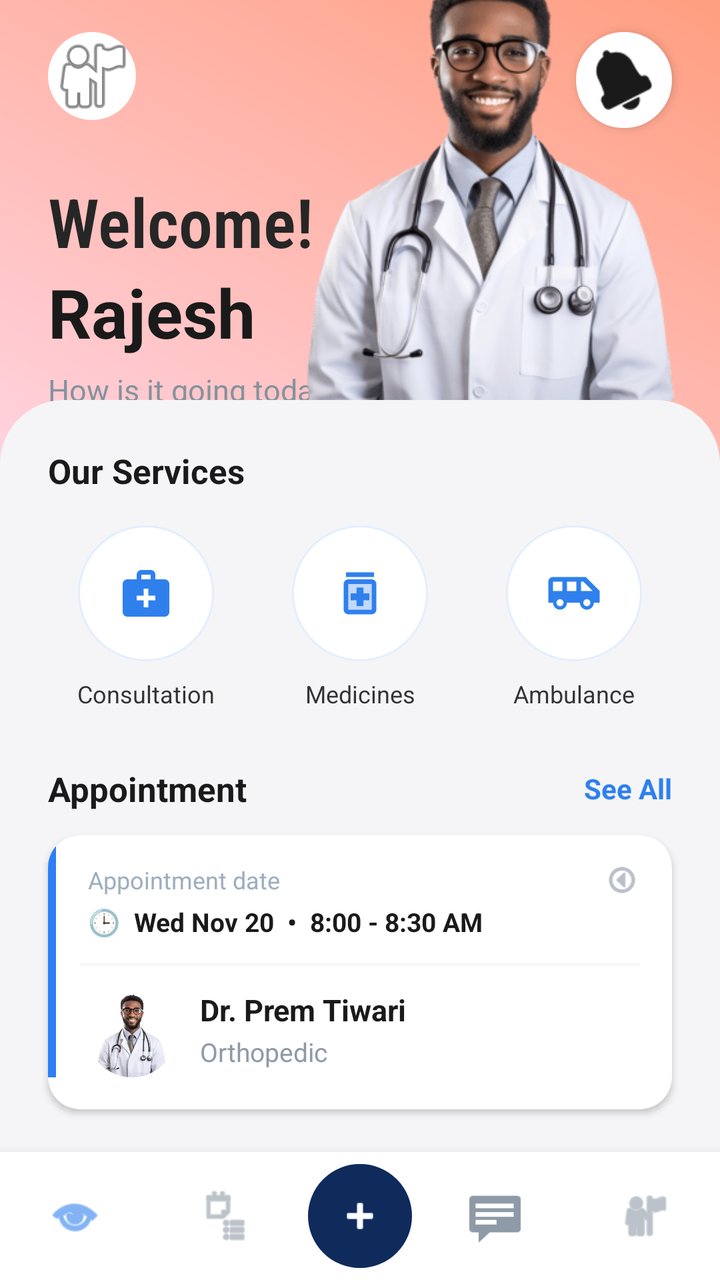
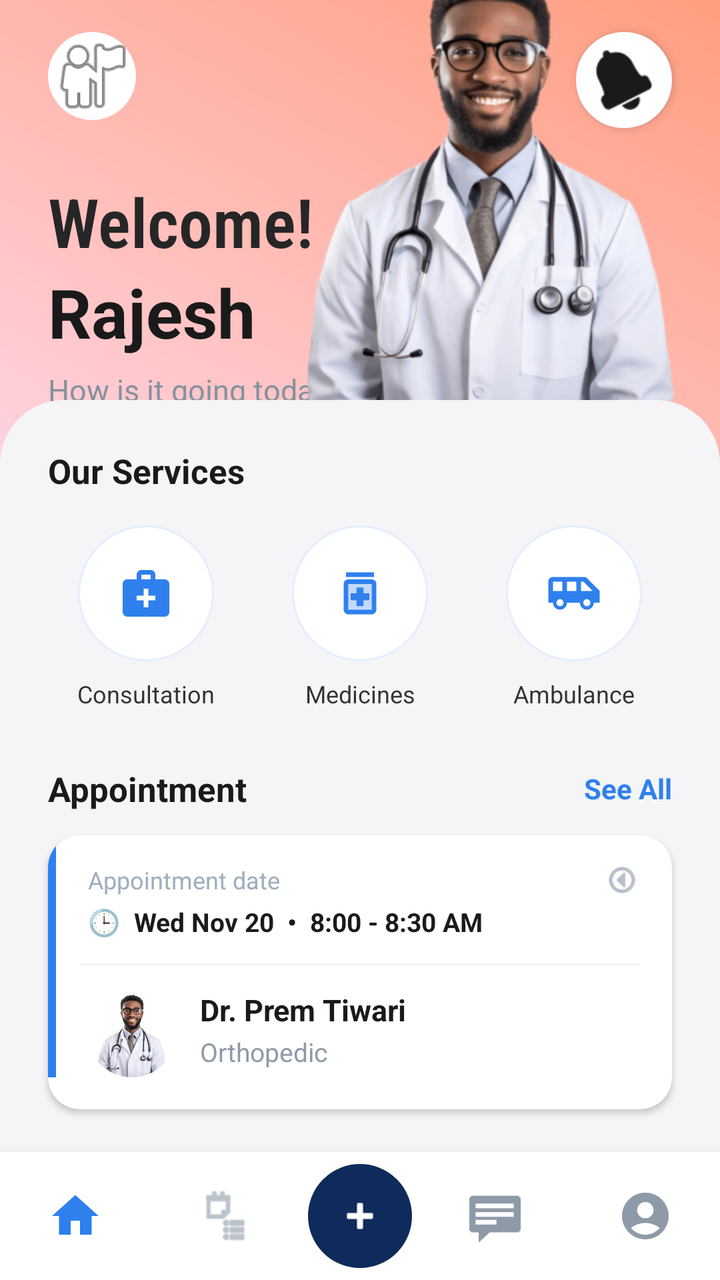

An Android layout rendered at two revisions. The XML below is the earlier revision; the diff shows what the commit changed to produce the second picture.
<!-- AndroidManifest.xml: application theme Theme.RA1 -->
<!-- res/layout/activity_main.xml -->
<?xml version="1.0" encoding="utf-8"?>
<androidx.constraintlayout.widget.ConstraintLayout xmlns:android="http://schemas.android.com/apk/res/android"
    xmlns:app="http://schemas.android.com/apk/res-auto"
    xmlns:tools="http://schemas.android.com/tools"
    android:id="@+id/main"
    android:layout_width="match_parent"
    android:layout_height="match_parent"
    android:background="@drawable/bg_header_gradient"
    tools:context=".MainActivity">

    
    <com.google.android.material.imageview.ShapeableImageView
        android:id="@+id/userAvatar"
        android:layout_width="44dp"
        android:layout_height="44dp"
        android:layout_marginStart="24dp"
        android:layout_marginTop="16dp"
        android:background="#FFFFFF"
        android:scaleType="centerCrop"
        app:layout_constraintStart_toStartOf="parent"
        app:layout_constraintTop_toTopOf="parent"
        app:shapeAppearanceOverlay="@style/ShapeAppearance.Material3.Corner.Full"
        app:srcCompat="@android:drawable/ic_menu_myplaces" /> 

    <FrameLayout
        android:id="@+id/btnNotificationContainer"
        android:layout_width="48dp"
        android:layout_height="48dp"
        android:layout_marginTop="16dp"
        android:layout_marginEnd="24dp"
        android:background="@drawable/bg_circle_button"
        android:backgroundTint="#FFFFFF"
        android:elevation="3dp"
        android:clickable="true"
        android:focusable="true"
        app:layout_constraintEnd_toEndOf="parent"
        app:layout_constraintTop_toTopOf="parent">

        
        <ImageView
            android:id="@+id/ivBellIcon"
            android:layout_width="30dp"
            android:layout_height="30dp"
            android:layout_gravity="center"
            app:srcCompat="@android:drawable/ic_popup_reminder"
            app:tint="#1A1A1A" />

    </FrameLayout>

    
    <TextView
        android:id="@+id/textView3"
        android:layout_width="wrap_content"
        android:layout_height="wrap_content"
        android:layout_marginStart="24dp"
        android:layout_marginTop="28dp"
        android:fontFamily="sans-serif-condensed-light"
        android:text="Welcome!"
        android:textColor="#262626"
        android:textSize="34sp"
        android:textStyle="bold"
        app:layout_constraintStart_toStartOf="parent"
        app:layout_constraintTop_toBottomOf="@+id/userAvatar" />

    <TextView
        android:id="@+id/textView4"
        android:layout_width="wrap_content"
        android:layout_height="wrap_content"
        android:layout_marginStart="24dp"
        android:text="Rajesh"
        android:textColor="#1A1A1A"
        android:textSize="34sp"
        android:textStyle="bold"
        app:layout_constraintStart_toStartOf="parent"
        app:layout_constraintTop_toBottomOf="@+id/textView3" />

    <TextView
        android:id="@+id/textView5"
        android:layout_width="wrap_content"
        android:layout_height="wrap_content"
        android:layout_marginStart="24dp"
        android:layout_marginTop="6dp"
        android:text="How is it going today?"
        android:textColor="#85929E"
        android:textSize="15sp"
        app:layout_constraintStart_toStartOf="parent"
        app:layout_constraintTop_toBottomOf="@+id/textView4" />

    
    <com.google.android.material.button.MaterialButton
        android:id="@+id/button2"
        android:layout_width="wrap_content"
        android:layout_height="50dp"
        android:layout_marginStart="24dp"
        android:layout_marginTop="20dp"
        android:backgroundTint="#FFA025"
        android:text="Urgent Care"
        android:textAllCaps="false"
        android:textColor="#FFFFFF"
        android:textSize="15sp"
        android:textStyle="bold"
        app:cornerRadius="25dp"
        app:icon="@android:drawable/ic_lock_idle_alarm"
        app:iconGravity="textStart"
        app:iconPadding="8dp"
        app:iconTint="#FFFFFF"
        app:layout_constraintStart_toStartOf="parent"
        app:layout_constraintTop_toBottomOf="@+id/textView5" />

    
    <ImageView
        android:id="@+id/imageView"
        android:layout_width="230dp"
        android:layout_height="270dp"
        android:scaleType="fitEnd"
        app:layout_constraintBottom_toTopOf="@+id/bottomAppBar"
        app:layout_constraintEnd_toEndOf="parent"
        app:srcCompat="@drawable/doctor" />

    
    <View
        android:id="@+id/bottomAppBar"
        android:layout_width="match_parent"
        android:layout_height="440dp"
        android:background="@drawable/bg_rounded_sheet"
        app:layout_constraintBottom_toBottomOf="parent"
        app:layout_constraintEnd_toEndOf="parent"
        app:layout_constraintStart_toStartOf="parent" />

    
    <TextView
        android:id="@+id/tvServicesHeader"
        android:layout_width="wrap_content"
        android:layout_height="wrap_content"
        android:layout_marginStart="24dp"
        android:layout_marginTop="24dp"
        android:text="Our Services"
        android:textColor="#1A1A1A"
        android:textSize="17sp"
        android:textStyle="bold"
        app:layout_constraintStart_toStartOf="parent"
        app:layout_constraintTop_toTopOf="@+id/bottomAppBar" />

    
    <ImageButton
        android:id="@+id/btnConsultation"
        android:layout_width="68dp"
        android:layout_height="68dp"
        android:layout_marginTop="16dp"
        android:background="@drawable/bg_circle_button"
        android:contentDescription="Consultation"
        android:padding="20dp"
        android:scaleType="fitCenter"
        app:layout_constraintEnd_toStartOf="@+id/btnMedicines"
        app:layout_constraintHorizontal_chainStyle="spread"
        app:layout_constraintStart_toStartOf="parent"
        app:layout_constraintTop_toBottomOf="@+id/tvServicesHeader"
        app:srcCompat="@drawable/baseline_medical_services_24"
        app:tint="#2F80ED" />

    <TextView
        android:id="@+id/tvConsultation"
        android:layout_width="wrap_content"
        android:layout_height="wrap_content"
        android:layout_marginTop="8dp"
        android:text="Consultation"
        android:textColor="#333333"
        android:textSize="12sp"
        app:layout_constraintEnd_toEndOf="@+id/btnConsultation"
        app:layout_constraintStart_toStartOf="@+id/btnConsultation"
        app:layout_constraintTop_toBottomOf="@+id/btnConsultation" />

    
    <ImageButton
        android:id="@+id/btnMedicines"
        android:layout_width="68dp"
        android:layout_height="68dp"
        android:background="@drawable/bg_circle_button"
        android:contentDescription="Medicines"
        android:padding="20dp"
        android:scaleType="fitCenter"
        app:layout_constraintBottom_toBottomOf="@+id/btnConsultation"
        app:layout_constraintEnd_toStartOf="@+id/btnAmbulance"
        app:layout_constraintStart_toEndOf="@+id/btnConsultation"
        app:layout_constraintTop_toTopOf="@+id/btnConsultation"
        app:srcCompat="@drawable/twotone_medication_24"
        app:tint="#2F80ED" />

    <TextView
        android:id="@+id/tvMedicines"
        android:layout_width="wrap_content"
        android:layout_height="wrap_content"
        android:layout_marginTop="8dp"
        android:text="Medicines"
        android:textColor="#333333"
        android:textSize="12sp"
        app:layout_constraintEnd_toEndOf="@+id/btnMedicines"
        app:layout_constraintStart_toStartOf="@+id/btnMedicines"
        app:layout_constraintTop_toBottomOf="@+id/btnMedicines" />

    
    <ImageButton
        android:id="@+id/btnAmbulance"
        android:layout_width="68dp"
        android:layout_height="68dp"
        android:background="@drawable/bg_circle_button"
        android:contentDescription="Ambulance"
        android:padding="20dp"
        android:scaleType="fitCenter"
        app:layout_constraintBottom_toBottomOf="@+id/btnMedicines"
        app:layout_constraintEnd_toEndOf="parent"
        app:layout_constraintStart_toEndOf="@+id/btnMedicines"
        app:layout_constraintTop_toTopOf="@+id/btnMedicines"
        app:srcCompat="@drawable/baseline_airport_shuttle_24"
        app:tint="#2F80ED" />

    <TextView
        android:id="@+id/tvAmbulance"
        android:layout_width="wrap_content"
        android:layout_height="wrap_content"
        android:layout_marginTop="8dp"
        android:text="Ambulance"
        android:textColor="#333333"
        android:textSize="12sp"
        app:layout_constraintEnd_toEndOf="@+id/btnAmbulance"
        app:layout_constraintStart_toStartOf="@+id/btnAmbulance"
        app:layout_constraintTop_toBottomOf="@+id/btnAmbulance" />

    
    <LinearLayout
        android:id="@+id/layoutAppointmentHeader"
        android:layout_width="0dp"
        android:layout_height="wrap_content"
        android:layout_marginStart="24dp"
        android:layout_marginTop="28dp"
        android:layout_marginEnd="24dp"
        android:gravity="center_vertical"
        android:orientation="horizontal"
        app:layout_constraintEnd_toEndOf="parent"
        app:layout_constraintStart_toStartOf="parent"
        app:layout_constraintTop_toBottomOf="@+id/tvConsultation">

        <TextView
            android:id="@+id/textViewAppointment"
            android:layout_width="0dp"
            android:layout_height="wrap_content"
            android:layout_weight="1"
            android:text="Appointment"
            android:textColor="#1A1A1A"
            android:textSize="17sp"
            android:textStyle="bold" />

        <TextView
            android:id="@+id/tvSeeAll"
            android:layout_width="wrap_content"
            android:layout_height="wrap_content"
            android:clickable="true"
            android:focusable="true"
            android:text="See All"
            android:textColor="#2F80ED"
            android:textSize="14sp"
            android:textStyle="bold" />

    </LinearLayout>

    
    <androidx.cardview.widget.CardView
        android:id="@+id/cardAppointment"
        android:layout_width="0dp"
        android:layout_height="wrap_content"
        android:layout_marginStart="24dp"
        android:layout_marginTop="12dp"
        android:layout_marginEnd="24dp"
        app:cardBackgroundColor="#FFFFFF"
        app:cardCornerRadius="16dp"
        app:cardElevation="2dp"
        app:layout_constraintEnd_toEndOf="parent"
        app:layout_constraintStart_toStartOf="parent"
        app:layout_constraintTop_toBottomOf="@+id/layoutAppointmentHeader">

        <androidx.constraintlayout.widget.ConstraintLayout
            android:layout_width="match_parent"
            android:layout_height="wrap_content"
            android:paddingBottom="16dp">

            <View
                android:id="@+id/blueIndicator"
                android:layout_width="4dp"
                android:layout_height="0dp"
                android:background="#2D7FF3"
                app:layout_constraintBottom_toBottomOf="parent"
                app:layout_constraintStart_toStartOf="parent"
                app:layout_constraintTop_toTopOf="parent" />

            <TextView
                android:id="@+id/tvDateLabel"
                android:layout_width="wrap_content"
                android:layout_height="wrap_content"
                android:layout_marginStart="16dp"
                android:layout_marginTop="14dp"
                android:text="Appointment date"
                android:textColor="#9EAEBE"
                android:textSize="12sp"
                app:layout_constraintStart_toEndOf="@id/blueIndicator"
                app:layout_constraintTop_toTopOf="parent" />

            <ImageView
                android:id="@+id/ivOptions"
                android:layout_width="18dp"
                android:layout_height="18dp"
                android:layout_marginEnd="16dp"
                android:rotation="90"
                android:src="@android:drawable/ic_menu_more"
                app:layout_constraintBottom_toBottomOf="@id/tvDateLabel"
                app:layout_constraintEnd_toEndOf="parent"
                app:layout_constraintTop_toTopOf="@id/tvDateLabel"
                app:tint="#8A95A5" />

            <TextView
                android:id="@+id/tvDateTime"
                android:layout_width="0dp"
                android:layout_height="wrap_content"
                android:layout_marginStart="16dp"
                android:layout_marginTop="4dp"
                android:layout_marginEnd="16dp"
                android:text="🕒  Wed Nov 20  •  8:00 - 8:30 AM"
                android:textColor="#1A1A1A"
                android:textSize="13sp"
                android:textStyle="bold"
                app:layout_constraintEnd_toEndOf="parent"
                app:layout_constraintStart_toEndOf="@id/blueIndicator"
                app:layout_constraintTop_toBottomOf="@id/tvDateLabel" />

            <View
                android:id="@+id/dividerLine"
                android:layout_width="0dp"
                android:layout_height="1dp"
                android:layout_marginStart="16dp"
                android:layout_marginTop="12dp"
                android:layout_marginEnd="16dp"
                android:background="#F3F5F8"
                app:layout_constraintEnd_toEndOf="parent"
                app:layout_constraintStart_toStartOf="parent"
                app:layout_constraintTop_toBottomOf="@id/tvDateTime" />

            <com.google.android.material.imageview.ShapeableImageView
                android:id="@+id/ivDoctorAvatar"
                android:layout_width="44dp"
                android:layout_height="44dp"
                android:layout_marginStart="16dp"
                android:layout_marginTop="12dp"
                app:layout_constraintStart_toEndOf="@id/blueIndicator"
                app:layout_constraintTop_toBottomOf="@id/dividerLine"
                app:shapeAppearanceOverlay="@style/ShapeAppearance.Material3.Corner.Full"
                app:srcCompat="@drawable/doctor" />

            <TextView
                android:id="@+id/tvDoctorName"
                android:layout_width="0dp"
                android:layout_height="wrap_content"
                android:layout_marginStart="12dp"
                android:layout_marginEnd="16dp"
                android:text="Dr. Prem Tiwari"
                android:textColor="#1A1A1A"
                android:textSize="15sp"
                android:textStyle="bold"
                app:layout_constraintEnd_toEndOf="parent"
                app:layout_constraintStart_toEndOf="@id/ivDoctorAvatar"
                app:layout_constraintTop_toTopOf="@id/ivDoctorAvatar" />

            <TextView
                android:id="@+id/tvDoctorSpecialty"
                android:layout_width="0dp"
                android:layout_height="wrap_content"
                android:layout_marginStart="12dp"
                android:layout_marginTop="2dp"
                android:layout_marginEnd="16dp"
                android:text="Orthopedic"
                android:textColor="#8E9AA7"
                android:textSize="13sp"
                app:layout_constraintEnd_toEndOf="parent"
                app:layout_constraintStart_toEndOf="@id/ivDoctorAvatar"
                app:layout_constraintTop_toBottomOf="@id/tvDoctorName" />

        </androidx.constraintlayout.widget.ConstraintLayout>

    </androidx.cardview.widget.CardView>

    
    <LinearLayout
        android:id="@+id/bottomNavLayout"
        android:layout_width="match_parent"
        android:layout_height="64dp"
        android:background="#FFFFFF"
        android:elevation="8dp"
        android:gravity="center"
        android:orientation="horizontal"
        app:layout_constraintBottom_toBottomOf="parent"
        app:layout_constraintEnd_toEndOf="parent"
        app:layout_constraintStart_toStartOf="parent">

        
        <ImageButton
            android:id="@+id/navHome"
            android:layout_width="0dp"
            android:layout_height="match_parent"
            android:layout_weight="1"
            android:background="?attr/selectableItemBackgroundBorderless"
            android:padding="18dp"
            android:scaleType="fitCenter"
            app:srcCompat="@android:drawable/ic_menu_view"
            app:tint="#2F80ED" />

        
        <ImageButton
            android:id="@+id/navRecords"
            android:layout_width="0dp"
            android:layout_height="match_parent"
            android:layout_weight="1"
            android:background="?attr/selectableItemBackgroundBorderless"
            android:padding="18dp"
            android:scaleType="fitCenter"
            app:srcCompat="@android:drawable/ic_menu_agenda"
            app:tint="#8E9AA7" />

        
        <FrameLayout
            android:layout_width="60dp"
            android:layout_height="60dp"
            android:layout_gravity="center">

            <ImageButton
                android:id="@+id/button5"
                android:layout_width="52dp"
                android:layout_height="52dp"
                android:layout_gravity="center"
                android:background="@drawable/bg_circle_button"
                android:backgroundTint="#0F2B5C"
                android:padding="14dp"
                android:scaleType="fitCenter"
                app:srcCompat="@android:drawable/ic_input_add"
                app:tint="#FFFFFF" />

        </FrameLayout>

        
        <ImageButton
            android:id="@+id/navChat"
            android:layout_width="0dp"
            android:layout_height="match_parent"
            android:layout_weight="1"
            android:background="?attr/selectableItemBackgroundBorderless"
            android:padding="18dp"
            android:scaleType="fitCenter"
            app:srcCompat="@android:drawable/stat_notify_chat"
            app:tint="#8E9AA7" />

        
        <ImageButton
            android:id="@+id/navProfile"
            android:layout_width="0dp"
            android:layout_height="match_parent"
            android:layout_weight="1"
            android:background="?attr/selectableItemBackgroundBorderless"
            android:padding="18dp"
            android:scaleType="fitCenter"
            app:srcCompat="@android:drawable/ic_menu_myplaces"
            app:tint="#8E9AA7" />

    </LinearLayout>

</androidx.constraintlayout.widget.ConstraintLayout>
<!-- resources referenced by this layout -->
<resources>
  <!-- drawable baseline_airport_shuttle_24 (drawable) -->
  <vector xmlns:android="http://schemas.android.com/apk/res/android" android:height="24dp" android:tint="#2F80ED" android:viewportHeight="24" android:viewportWidth="24" android:width="24dp">
        
      <path android:fillColor="@android:color/white" android:pathData="M17,5L3,5c-1.1,0 -2,0.89 -2,2v9h2c0,1.65 1.34,3 3,3s3,-1.35 3,-3h5.5c0,1.65 1.34,3 3,3s3,-1.35 3,-3L23,16v-5l-6,-6zM3,11L3,7h4v4L3,11zM6,17.5c-0.83,0 -1.5,-0.67 -1.5,-1.5s0.67,-1.5 1.5,-1.5 1.5,0.67 1.5,1.5 -0.67,1.5 -1.5,1.5zM13,11L9,11L9,7h4v4zM17.5,17.5c-0.83,0 -1.5,-0.67 -1.5,-1.5s0.67,-1.5 1.5,-1.5 1.5,0.67 1.5,1.5 -0.67,1.5 -1.5,1.5zM15,11L15,7h1l4,4h-5z"/>
      
  </vector>
  <!-- drawable baseline_medical_services_24 (drawable) -->
  <vector xmlns:android="http://schemas.android.com/apk/res/android" android:height="24dp" android:tint="#2F80ED" android:viewportHeight="24" android:viewportWidth="24" android:width="24dp">
        
      <path android:fillColor="@android:color/white" android:pathData="M20,6h-4V4c0,-1.1 -0.9,-2 -2,-2h-4C8.9,2 8,2.9 8,4v2H4C2.9,6 2,6.9 2,8v12c0,1.1 0.9,2 2,2h16c1.1,0 2,-0.9 2,-2V8C22,6.9 21.1,6 20,6zM10,4h4v2h-4V4zM16,15h-3v3h-2v-3H8v-2h3v-3h2v3h3V15z"/>
      
  </vector>
  <!-- drawable bg_circle_button (drawable) -->
  <?xml version="1.0" encoding="utf-8"?>
  <shape xmlns:android="http://schemas.android.com/apk/res/android"
      android:shape="oval">
      
      <solid android:color="#FFFFFF" />
  
      
      <stroke
          android:width="1dp"
          android:color="#E3EEFF" />
  
      
      <size
          android:width="70dp"
          android:height="70dp" />
  </shape>
  <!-- drawable bg_header_gradient (drawable) -->
  <?xml version="1.0" encoding="utf-8"?>
  <shape xmlns:android="http://schemas.android.com/apk/res/android"
      android:shape="rectangle">
      <gradient
          android:type="linear"
          android:angle="45"
          android:startColor="#FFFFFF"
          android:centerColor="#FFD1DC"
          android:endColor="#FF9E80" />
  </shape>
  <!-- drawable bg_rounded_sheet (drawable) -->
  <?xml version="1.0" encoding="utf-8"?>
  <shape xmlns:android="http://schemas.android.com/apk/res/android"
      android:shape="rectangle">
      <solid android:color="#FFF5F5F7" />
      <corners
          android:topLeftRadius="32dp"
          android:topRightRadius="32dp"
          android:bottomLeftRadius="0dp"
          android:bottomRightRadius="0dp" />
  </shape>
  <style name="Theme.RA1" parent="Base.Theme.RA1" />
  <style name="Base.Theme.RA1" parent="Theme.Material3.DayNight.NoActionBar">
          
          
      </style>
  <!-- unchanged entries left out for length: 2 -->
</resources>

<!-- the commit's change to res/layout/activity_main.xml (unified diff, before → after) -->
@@ -408,7 +408,7 @@
             android:background="?attr/selectableItemBackgroundBorderless"
             android:padding="18dp"
             android:scaleType="fitCenter"
-            app:srcCompat="@android:drawable/ic_menu_view"
+            app:srcCompat="@drawable/ic_nav_home"
             app:tint="#2F80ED" />
 
         
@@ -464,7 +464,7 @@
             android:background="?attr/selectableItemBackgroundBorderless"
             android:padding="18dp"
             android:scaleType="fitCenter"
-            app:srcCompat="@android:drawable/ic_menu_myplaces"
+            app:srcCompat="@drawable/ic_nav_profile"
             app:tint="#8E9AA7" />
 
     </LinearLayout>
<!-- resource entries referenced after the edit -->
@@ -51,6 +51,18 @@
           android:bottomLeftRadius="0dp"
           android:bottomRightRadius="0dp" />
   </shape>
+  <!-- drawable ic_nav_home (drawable) -->
+  <vector xmlns:android="http://schemas.android.com/apk/res/android" android:height="24dp" android:tint="#000000" android:viewportHeight="24" android:viewportWidth="24" android:width="24dp">
+        
+      <path android:fillColor="@android:color/white" android:pathData="M10,20v-6h4v6h5v-8h3L12,3 2,12h3v8z"/>
+      
+  </vector>
+  <!-- drawable ic_nav_profile (drawable) -->
+  <vector xmlns:android="http://schemas.android.com/apk/res/android" android:height="24dp" android:tint="#000000" android:viewportHeight="24" android:viewportWidth="24" android:width="24dp">
+        
+      <path android:fillColor="@android:color/white" android:pathData="M12,2C6.48,2 2,6.48 2,12s4.48,10 10,10s10,-4.48 10,-10S17.52,2 12,2zM12,6c1.93,0 3.5,1.57 3.5,3.5S13.93,13 12,13s-3.5,-1.57 -3.5,-3.5S10.07,6 12,6zM12,20c-2.03,0 -4.43,-0.82 -6.14,-2.88C7.55,15.8 9.68,15 12,15s4.45,0.8 6.14,2.12C16.43,19.18 14.03,20 12,20z"/>
+      
+  </vector>
   <style name="Theme.RA1" parent="Base.Theme.RA1" />
   <style name="Base.Theme.RA1" parent="Theme.Material3.DayNight.NoActionBar">
           
